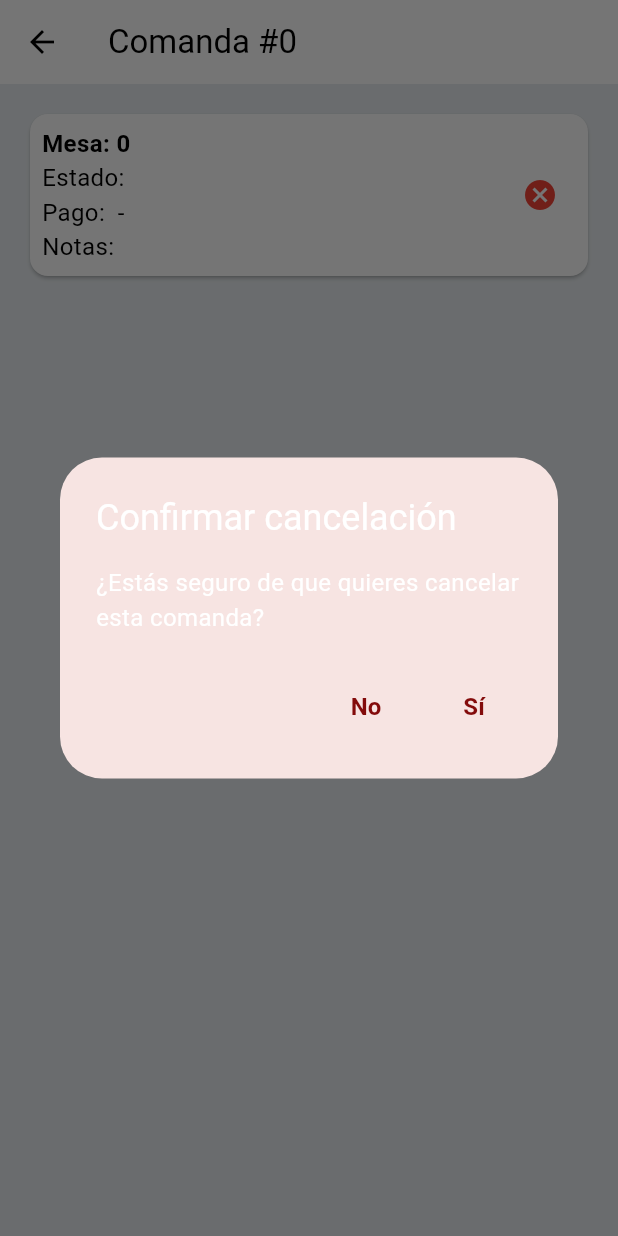
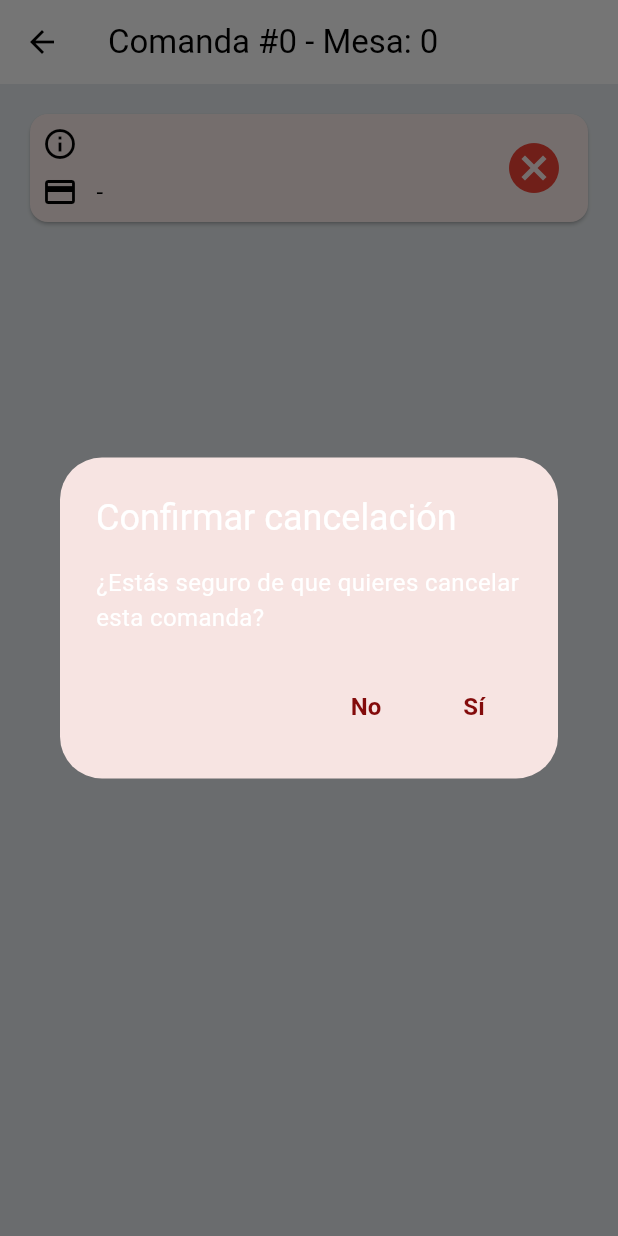
Before and after one commit to AbelMoroEducaMadrid/gastrohub-app, a Flutter app: the OrderDetailScreen screen opened directly with empty values, after a tap on the "cancel" icon, on a phone screen of 412 x 824 dp. Run offline on Flutter 3.47's test engine with Material 3 defaults, Android fonts, the phone set to English and light mode, and no system bars; our stand-ins replace flex_color_scheme, flutter_dotenv, flutter_riverpod, flutter_secure_storage, flutter_svg, introduction_screen and 3 more; accounts and stored records are empty.

Commit message:
mas mejoras de usabilidad en detalles de comanda

```diff
--- a/frontend/lib/src/features/restaurant/screens/order_detail_screen.dart
+++ b/frontend/lib/src/features/restaurant/screens/order_detail_screen.dart
@@ -1,5 +1,6 @@
 import 'package:flutter/material.dart';
 import 'package:flutter_riverpod/flutter_riverpod.dart';
+import 'package:gastrohub_app/src/core/widgets/common/custom_button.dart';
 import 'package:gastrohub_app/src/features/auth/models/order.dart';
 import 'package:gastrohub_app/src/features/restaurant/providers/order_provider.dart';
 import 'package:gastrohub_app/src/features/auth/providers/auth_provider.dart';
@@ -153,20 +154,6 @@ class _OrderDetailScreenState extends ConsumerState<OrderDetailScreen> {
         .every((item) => item.state == 'listo' || item.state == 'cancelada');
   }
 
-  Color _getOrderCardColor() {
-    if (_currentOrder.paymentState == 'completado') {
-      return Colors.blue.shade100;
-    }
-    switch (_currentOrder.state) {
-      case 'servida':
-        return Colors.green.shade100;
-      case 'cancelada':
-        return Colors.red.shade100;
-      default:
-        return Colors.white;
-    }
-  }
-
   Widget? _buildFab() {
     final userRole = ref.read(authProvider).user?.role;
 
@@ -272,15 +259,28 @@ class _OrderDetailScreenState extends ConsumerState<OrderDetailScreen> {
   Widget build(BuildContext context) {
     return Scaffold(
       appBar: AppBar(
-        title: Text('Comanda #${_currentOrder.id}',
-            style: const TextStyle(color: Colors.black)),
         backgroundColor: Colors.white,
+        title: Row(
+          children: [
+            Expanded(
+              child: Text(
+                'Comanda #${_currentOrder.id} - Mesa: ${_currentOrder.tableNumber ?? 'Barra'}',
+                style: const TextStyle(color: Colors.black),
+                overflow: TextOverflow.ellipsis,
+              ),
+            ),
+            if (_currentOrder.urgent)
+              const Padding(
+                padding: EdgeInsets.only(left: 8),
+                child: Icon(Icons.notification_important, color: Colors.red),
+              ),
+          ],
+        ),
       ),
       body: ListView(
         padding: const EdgeInsets.all(16),
         children: [
           Card(
-            color: _getOrderCardColor(),
             child: Padding(
               padding: const EdgeInsets.all(8.0),
               child: Row(
@@ -290,34 +290,64 @@ class _OrderDetailScreenState extends ConsumerState<OrderDetailScreen> {
                     child: Column(
                       crossAxisAlignment: CrossAxisAlignment.start,
                       children: [
-                        Text(
-                          'Mesa: ${_currentOrder.tableNumber ?? 'Barra'}${_currentOrder.urgent ? ' (Urgente)' : ''}',
-                          style: const TextStyle(
-                              fontWeight: FontWeight.bold, color: Colors.black),
+                        Row(
+                          children: [
+                            const Icon(Icons.info_outline, color: Colors.black),
+                            const SizedBox(width: 8),
+                            Text(_currentOrder.state.toUpperCase(),
+                                style: const TextStyle(color: Colors.black)),
+                          ],
                         ),
-                        Text('Estado: ${_currentOrder.state}',
-                            style: const TextStyle(color: Colors.black)),
-                        Text(
-                            'Pago: ${_currentOrder.paymentState} - ${_currentOrder.paymentMethod}',
-                            style: const TextStyle(color: Colors.black)),
-                        if (_currentOrder.notes != null)
-                          Text('Notas: ${_currentOrder.notes}',
-                              style: const TextStyle(color: Colors.black)),
+                        const SizedBox(height: 8),
+                        Row(
+                          children: [
+                            const Icon(Icons.payment_outlined,
+                                color: Colors.black),
+                            const SizedBox(width: 8),
+                            Text(
+                              '${_currentOrder.paymentState} - ${_currentOrder.paymentMethod}',
+                              style: const TextStyle(color: Colors.black),
+                            ),
+                          ],
+                        ),
+                        if (_currentOrder.notes != null && _currentOrder.notes!.isNotEmpty) ...[
+                          const SizedBox(height: 8),
+                          Row(
+                            crossAxisAlignment: CrossAxisAlignment.start,
+                            children: [
+                              const Icon(Icons.note_outlined,
+                                  color: Colors.black),
+                              const SizedBox(width: 8),
+                              Expanded(
+                                child: Text(
+                                  '${_currentOrder.notes}',
+                                  style: const TextStyle(color: Colors.black),
+                                ),
+                              ),
+                            ],
+                          ),
+                        ],
                         if (_currentOrder.state == 'servida' &&
-                            _currentOrder.paymentState != 'completado')
-                          ElevatedButton(
+                            _currentOrder.paymentState != 'completado') ...[
+                          const SizedBox(height: 12),
+                          CustomButton(
                             onPressed: () =>
                                 _updatePayment('completado', 'efectivo'),
-                            child: const Text('Marcar como Pagado (Efectivo)',
-                                style: TextStyle(color: Colors.black)),
+                            text: 'Pagado (Efectivo)',
+                            iconData: Icons.payments_outlined,
                           ),
+                        ],
                       ],
                     ),
                   ),
-                  if (_currentOrder.state != 'servida' &&
+                  if (_currentOrder.paymentState == 'completado')
+                    const Icon(Icons.paid,
+                        color: Colors.green, size: 40)
+                  else if (_currentOrder.state != 'servida' &&
                       _currentOrder.state != 'cancelada')
                     IconButton(
-                      icon: const Icon(Icons.cancel, color: Colors.red),
+                      icon:
+                          const Icon(Icons.cancel, color: Colors.red, size: 40),
                       onPressed: () => _confirmCancelOrder(),
                       tooltip: 'Cancelar comanda',
                     ),
```
